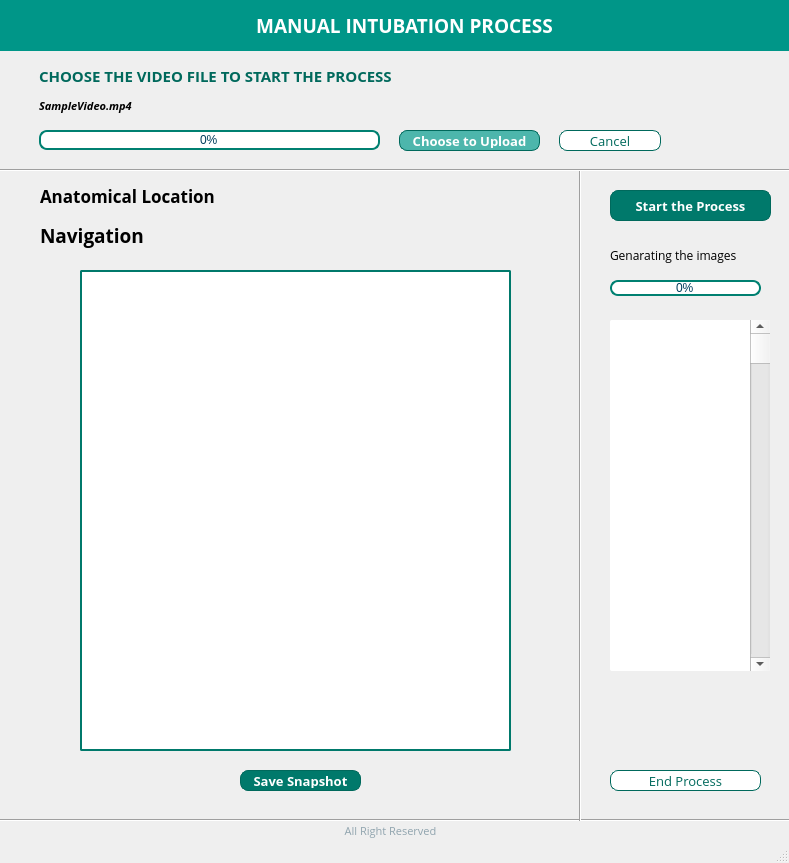
Qt form CNN_for classification/CNN windows/GUI/manual.ui (malshanucsc/Endotracheal-Intubation-Automation) before a commit.
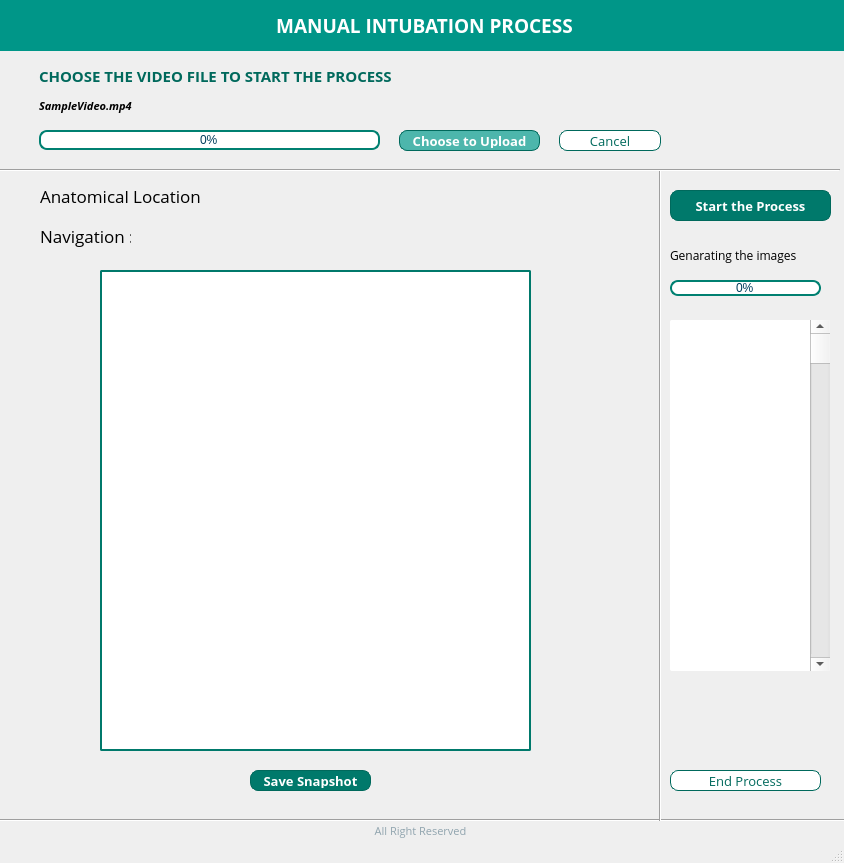
The same form after that commit.

Diff of the .ui file:
```diff
--- a/CNN_for classification/CNN windows/GUI/manual.ui
+++ b/CNN_for classification/CNN windows/GUI/manual.ui
@@ -6,7 +6,7 @@
    <rect>
     <x>0</x>
     <y>0</y>
-    <width>789</width>
+    <width>844</width>
     <height>863</height>
    </rect>
   </property>
@@ -20,7 +20,7 @@
    <widget class="QGraphicsView" name="viewTubeLocation">
     <property name="geometry">
      <rect>
-      <x>80</x>
+      <x>100</x>
       <y>270</y>
       <width>431</width>
       <height>481</height>
@@ -42,7 +42,7 @@
    <widget class="QPushButton" name="btnEndProcess">
     <property name="geometry">
      <rect>
-      <x>610</x>
+      <x>670</x>
       <y>770</y>
       <width>151</width>
       <height>21</height>
@@ -252,7 +252,7 @@
    <widget class="QGraphicsView" name="viewSavedSnaps">
     <property name="geometry">
      <rect>
-      <x>610</x>
+      <x>670</x>
       <y>320</y>
       <width>151</width>
       <height>351</height>
@@ -276,7 +276,7 @@
      <rect>
       <x>-1</x>
       <y>0</y>
-      <width>811</width>
+      <width>851</width>
       <height>51</height>
      </rect>
     </property>
@@ -513,7 +513,7 @@
    <widget class="QProgressBar" name="progressBarSnapshots">
     <property name="geometry">
      <rect>
-      <x>610</x>
+      <x>670</x>
       <y>280</y>
       <width>151</width>
       <height>16</height>
@@ -694,7 +694,7 @@
      <rect>
       <x>0</x>
       <y>800</y>
-      <width>801</width>
+      <width>851</width>
       <height>41</height>
      </rect>
     </property>
@@ -708,7 +708,7 @@
     </property>
     <property name="geometry">
      <rect>
-      <x>240</x>
+      <x>250</x>
       <y>770</y>
       <width>121</width>
       <height>21</height>
@@ -786,7 +786,7 @@
     </property>
     <property name="geometry">
      <rect>
-      <x>610</x>
+      <x>670</x>
       <y>190</y>
       <width>161</width>
       <height>31</height>
@@ -855,7 +855,7 @@
    <widget class="Line" name="line_4">
     <property name="geometry">
      <rect>
-      <x>570</x>
+      <x>650</x>
       <y>170</y>
       <width>20</width>
       <height>651</height>
@@ -1124,7 +1124,7 @@
      <rect>
       <x>40</x>
       <y>180</y>
-      <width>191</width>
+      <width>161</width>
       <height>31</height>
      </rect>
     </property>
@@ -1132,19 +1132,19 @@
      <font>
       <family>Open Sans</family>
       <pointsize>13</pointsize>
-      <weight>75</weight>
+      <weight>50</weight>
       <italic>false</italic>
-      <bold>true</bold>
+      <bold>false</bold>
      </font>
     </property>
     <property name="text">
-     <string>Anatomical Location</string>
+     <string>Anatomical Location :</string>
     </property>
    </widget>
    <widget class="QLabel" name="label_7">
     <property name="geometry">
      <rect>
-      <x>610</x>
+      <x>670</x>
       <y>240</y>
       <width>161</width>
       <height>31</height>
@@ -1165,7 +1165,7 @@
    <widget class="QLabel" name="label_8">
     <property name="geometry">
      <rect>
-      <x>40</x>
+      <x>70</x>
       <y>820</y>
       <width>701</width>
       <height>21</height>
@@ -1200,7 +1200,7 @@
      <rect>
       <x>-1</x>
       <y>160</y>
-      <width>801</width>
+      <width>841</width>
       <height>21</height>
      </rect>
     </property>
@@ -1211,7 +1211,7 @@
    <widget class="QScrollBar" name="verticalScrollBarSnaps">
     <property name="geometry">
      <rect>
-      <x>750</x>
+      <x>810</x>
       <y>320</y>
       <width>20</width>
       <height>351</height>
@@ -1224,7 +1224,7 @@
    <widget class="QLabel" name="lblLoadImage">
     <property name="geometry">
      <rect>
-      <x>80</x>
+      <x>100</x>
       <y>270</y>
       <width>431</width>
       <height>481</height>
@@ -1237,32 +1237,32 @@
      <string/>
     </property>
    </widget>
-   <widget class="QLabel" name="lblNavigation">
+   <widget class="QLabel" name="lblNavigationTopic">
     <property name="geometry">
      <rect>
       <x>40</x>
       <y>220</y>
-      <width>531</width>
+      <width>91</width>
       <height>31</height>
      </rect>
     </property>
     <property name="font">
      <font>
       <family>Open Sans</family>
-      <pointsize>14</pointsize>
-      <weight>75</weight>
+      <pointsize>13</pointsize>
+      <weight>50</weight>
       <italic>false</italic>
-      <bold>true</bold>
+      <bold>false</bold>
      </font>
     </property>
     <property name="text">
-     <string>Navigation</string>
+     <string>Navigation :</string>
     </property>
    </widget>
    <widget class="QLabel" name="lblTubePosition">
     <property name="geometry">
      <rect>
-      <x>240</x>
+      <x>220</x>
       <y>180</y>
       <width>191</width>
       <height>31</height>
@@ -1271,7 +1271,29 @@
     <property name="font">
      <font>
       <family>Open Sans</family>
-      <pointsize>13</pointsize>
+      <pointsize>15</pointsize>
+      <weight>75</weight>
+      <italic>false</italic>
+      <bold>true</bold>
+     </font>
+    </property>
+    <property name="text">
+     <string/>
+    </property>
+   </widget>
+   <widget class="QLabel" name="lblNavigation">
+    <property name="geometry">
+     <rect>
+      <x>140</x>
+      <y>220</y>
+      <width>511</width>
+      <height>31</height>
+     </rect>
+    </property>
+    <property name="font">
+     <font>
+      <family>Open Sans</family>
+      <pointsize>15</pointsize>
       <weight>75</weight>
       <italic>false</italic>
       <bold>true</bold>
```
